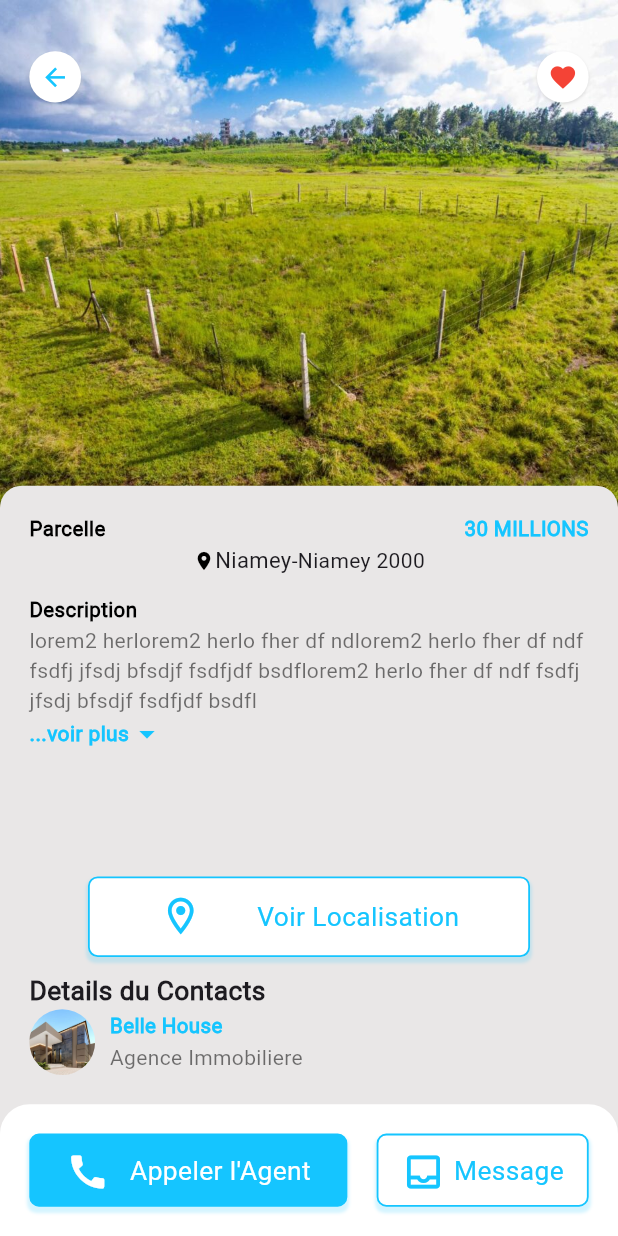
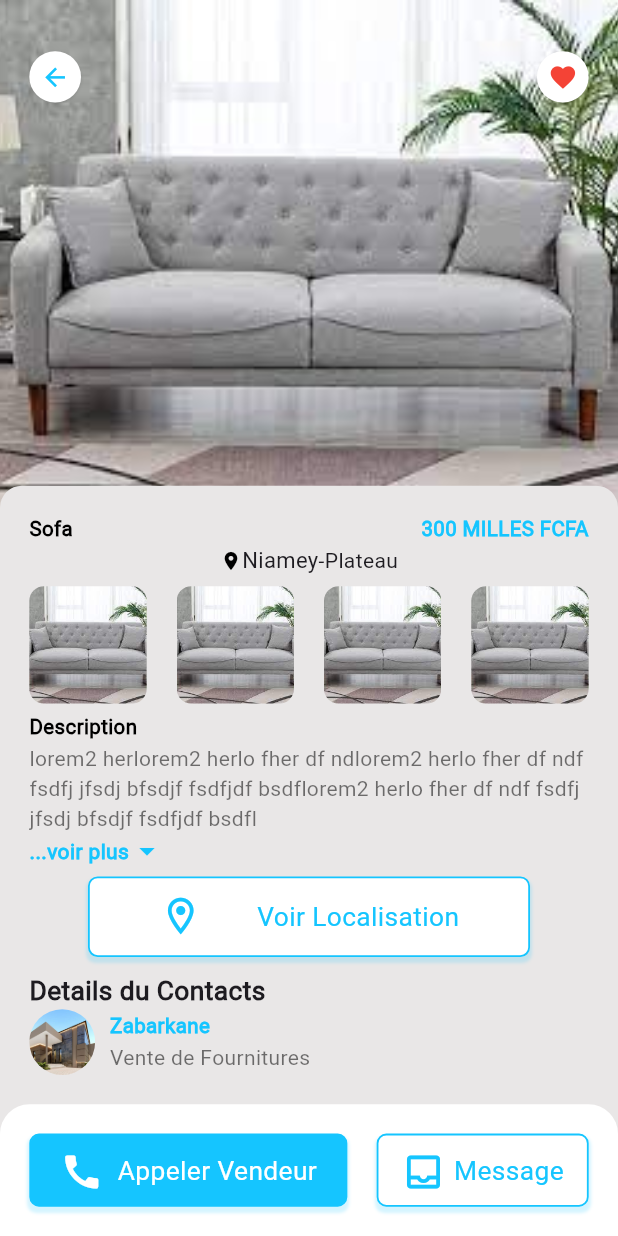
Before and after one commit to GANONTHA/Application_Mobile_Belle_House, a Flutter app: the screen it shows after launch, on a phone screen of 412 x 824 dp. Run offline on Flutter 3.47's test engine with Material 3 defaults, Android fonts, the phone set to English and light mode, and no system bars; our stand-ins replace dots_indicator.

Commit message:
Add MeubleDetails widget and MoreImage widget

```diff
--- a/lib/main.dart
+++ b/lib/main.dart
@@ -1,4 +1,5 @@
 import 'package:belle_house_mobile_app/pages/home/main_property_page.dart';
+import 'package:belle_house_mobile_app/pages/properties/furniture_details.dart';
 import 'package:belle_house_mobile_app/pages/properties/house_details.dart';
 import 'package:belle_house_mobile_app/pages/properties/land_details.dart';
 import 'package:belle_house_mobile_app/utils/dimensions.dart';
@@ -22,7 +23,7 @@ class MyApp extends StatelessWidget {
         colorScheme: ColorScheme.fromSeed(seedColor: Colors.deepPurple),
         useMaterial3: true,
       ),
-      home: const LandDetailState(),
+      home: const MeubleDetails(),
     );
   }
 }
--- /dev/null
+++ b/lib/pages/properties/furniture_details.dart
@@ -0,0 +1,237 @@
+import 'package:belle_house_mobile_app/utils/colors.dart';
+import 'package:belle_house_mobile_app/utils/dimensions.dart';
+import 'package:belle_house_mobile_app/widgets/big_text.dart';
+import 'package:belle_house_mobile_app/widgets/description_text.dart';
+import 'package:belle_house_mobile_app/widgets/icon_component.dart';
+import 'package:belle_house_mobile_app/widgets/more_images.dart';
+import 'package:belle_house_mobile_app/widgets/property_details_call_to_action_container.dart';
+import 'package:belle_house_mobile_app/widgets/property_details_icon.dart';
+import 'package:belle_house_mobile_app/widgets/small_text.dart';
+import 'package:flutter/material.dart';
+
+class MeubleDetails extends StatefulWidget {
+  const MeubleDetails({super.key});
+
+  @override
+  State<MeubleDetails> createState() => _MeubleDetailsState();
+}
+
+class _MeubleDetailsState extends State<MeubleDetails> {
+  @override
+  Widget build(BuildContext context) {
+    return Scaffold(
+      backgroundColor: AppColors.backgroundColor,
+      body: Stack(
+        children: [
+          //image
+          Positioned(
+            left: 0,
+            right: 0,
+            child: Container(
+              width: double.maxFinite,
+              height: Dimension.popularFoodImageHeight,
+              decoration: const BoxDecoration(
+                image: DecorationImage(
+                  image: AssetImage('assets/images/sofa.jpeg'),
+                  fit: BoxFit.cover,
+                ),
+              ),
+            ),
+          ),
+          //back button and like button
+          Positioned(
+            left: Dimension.paddingTwenty,
+            right: Dimension.paddingTwenty,
+            top: Dimension.sizeThirtyFive,
+            child: Row(
+              mainAxisAlignment: MainAxisAlignment.spaceBetween,
+              children: [
+                IconElement(
+                  icon: Icons.arrow_back,
+                  color: AppColors.iconColor1,
+                  size: Dimension.paddingTwenty,
+                  radius: Dimension.paddingTwenty,
+                  bgColor: AppColors.secondaryColor,
+                  height: Dimension.sizeThirtyFive,
+                ),
+                IconElement(
+                  icon: Icons.favorite,
+                  color: Colors.red,
+                  size: Dimension.paddingTwenty,
+                  radius: Dimension.paddingTwenty,
+                  bgColor: AppColors.secondaryColor,
+                  height: Dimension.sizeThirtyFive,
+                )
+              ],
+            ),
+          ),
+          //body container
+          Positioned(
+            left: 0,
+            right: 0,
+            bottom: 0,
+            top: Dimension.popularFoodImageHeight - Dimension.paddingTwenty,
+            child: Container(
+              padding: EdgeInsets.all(Dimension.paddingTwenty),
+              decoration: BoxDecoration(
+                color: AppColors.backgroundColor,
+                borderRadius: BorderRadius.only(
+                  topLeft: Radius.circular(Dimension.sizeFithteen),
+                  topRight: Radius.circular(Dimension.sizeFithteen),
+                ),
+              ),
+              child: Column(
+                  crossAxisAlignment: CrossAxisAlignment.start,
+                  children: [
+                    //price and type
+                    Row(
+                      mainAxisAlignment: MainAxisAlignment.spaceBetween,
+                      children: [
+                        BigText(
+                          text: 'Sofa',
+                          color: Colors.black,
+                          fontSize: Dimension.sizeFourteen,
+                        ),
+                        BigText(
+                          text: '300 MILLES FCFA',
+                          color: AppColors.primaryColor,
+                          fontSize: Dimension.sizeFourteen,
+                        ),
+                      ],
+                    ),
+                    //area and city
+                    Row(
+                      mainAxisAlignment: MainAxisAlignment.center,
+                      children: [
+                        Icon(
+                          Icons.location_on,
+                          color: AppColors.textColor,
+                          size: Dimension.sizeFithteen,
+                        ),
+                        Text(
+                          "Niamey",
+                          style: TextStyle(fontSize: Dimension.sizeFithteen),
+                        ),
+                        const Text('-'),
+                        const Text("Plateau")
+                      ],
+                    ),
+                    SizedBox(height: Dimension.sizeFive),
+                    //more images
+                    const Row(
+                      mainAxisAlignment: MainAxisAlignment.spaceBetween,
+                      children: [
+                        MoreImage(),
+                        MoreImage(),
+                        MoreImage(),
+                        MoreImage(),
+                      ],
+                    ),
+                    SizedBox(height: Dimension.sizeFive),
+                    // Description
+                    BigText(
+                      text: "Description",
+                      color: Colors.black,
+                      fontSize: Dimension.sizeFourteen,
+                    ),
+                    const Expanded(
+                      child: SingleChildScrollView(
+                        child: DescriptionText(
+                            text:
+                                'lorem2 herlorem2 herlo fher df ndlorem2 herlo fher df ndf fsdfj jfsdj bfsdjf fsdfjdf bsdflorem2 herlo fher df ndf fsdfj jfsdj bfsdjf fsdfjdf bsdflorem2 herlo fher df ndf fsdfj jfsdj bfsdjf fsdfjdflorem2 herlo fher df ndf fsdfj jfsdj bfsdjf fsdfjdf bsdflorem2 herlo fher df ndf fsdfj jfsdj bfsdjf fsdfjdf bsdflorem2 herlo fher df ndf fsdfj jfsdj bfsdjf fsdfjdf bsdflorem2 herlo fher df ndf fsdfj jfsdj bfsdjf fsdfjdf bsdflorem2 herlo fher df ndf fsdfj jfsdj bfsdjf fsdfjdf bsdflorem2 herlo fher df ndf fsdfj jfsdj bfsdjf fsdfjdf bsdflorem2 herlo fher df ndf fsdfj jfsdj bfsdjf fsdfjdf bsdf bsdff fsdfj jfsdj bfsdjf fsdfjdf bsdflorem2 herlo fher df ndf fsdfj jfsdj bfsdjf fsdfjdf bsdflorem2 herlo fher df ndf fsdfj jfsdj bfsdjf fsdfjdf bsdflorem2 herlo fher df ndf fsdfj jfsdj bfsdjf fsdfjdf bsdflorem2 herlo fher df ndf fsdfj jfsdj bfsdjf fsdfjdf bsdflo fher df ndf fsdfj jfsdj bfsdjf fsdfjdf bsdf'),
+                      ),
+                    ),
+                    SizedBox(height: Dimension.sizeFive),
+                    //location
+                    Container(
+                      alignment: Alignment.center,
+                      padding: EdgeInsets.only(
+                        left: Dimension.sizeFourthy,
+                        right: Dimension.sizeFourthy,
+                        bottom: Dimension.paddingTen,
+                      ),
+                      child: const CTAContainer(
+                        text: 'Voir Localisation',
+                        icon: Icons.location_on_outlined,
+                        bgColor: AppColors.secondaryColor,
+                        iconColor: AppColors.iconColor1,
+                      ),
+                    ),
+                    //agent
+                    BigText(
+                      text: 'Details du Contacts',
+                      fontSize: Dimension.sizeEighteen,
+                    ),
+                    Row(
+                      children: [
+                        Container(
+                          height: Dimension.sizeFourthyFive,
+                          width: Dimension.sizeFourthyFive,
+                          decoration: BoxDecoration(
+                            borderRadius: BorderRadius.circular(
+                                Dimension.sizeFourthyFive),
+                            image: const DecorationImage(
+                              image: AssetImage('assets/images/house-1.jpg'),
+                              fit: BoxFit.cover,
+                            ),
+                          ),
+                        ),
+                        SizedBox(width: Dimension.paddingTen),
+                        Column(
+                          crossAxisAlignment: CrossAxisAlignment.start,
+                          children: [
+                            BigText(
+                              text: "Zabarkane",
+                              color: AppColors.primaryColor,
+                              fontSize: Dimension.sizeFourteen,
+                            ),
+                            const SmallText(text: 'Vente de Fournitures')
+                          ],
+                        ),
+                      ],
+                    ),
+                  ]),
+            ),
+          )
+        ],
+      ),
+      bottomNavigationBar: Container(
+        height: Dimension.sizeFourthyFive * 2,
+        padding: EdgeInsets.only(
+            left: Dimension.paddingTwenty,
+            right: Dimension.paddingTwenty,
+            top: Dimension.paddingTwenty,
+            bottom: Dimension.paddingTwenty),
+        decoration: BoxDecoration(
+          color: AppColors.secondaryColor,
+          borderRadius: BorderRadius.only(
+            topLeft: Radius.circular(Dimension.paddingTwenty),
+            topRight: Radius.circular(Dimension.paddingTwenty),
+          ),
+        ),
+        child: Row(
+          children: [
+            //call button
+            const Expanded(
+                flex: 3,
+                child: CTAContainer(
+                  icon: Icons.call,
+                  text: "Appeler Vendeur",
+                  bgColor: AppColors.primaryColor,
+                  iconColor: AppColors.secondaryColor,
+                )),
+            SizedBox(width: Dimension.paddingTwenty),
+            const Expanded(
+                flex: 2,
+                child: CTAContainer(
+                  icon: Icons.inbox_outlined,
+                  text: 'Message',
+                  bgColor: AppColors.secondaryColor,
+                  iconColor: AppColors.iconColor1,
+                )),
+          ],
+        ),
+      ),
+    );
+  }
+}
--- /dev/null
+++ b/lib/widgets/more_images.dart
@@ -0,0 +1,18 @@
+import 'package:belle_house_mobile_app/utils/dimensions.dart';
+import 'package:flutter/material.dart';
+
+class MoreImage extends StatelessWidget {
+  const MoreImage({super.key});
+
+  @override
+  Widget build(BuildContext context) {
+    return Container(
+      height: Dimension.iconWidth80,
+      width: Dimension.iconWidth80,
+      decoration: BoxDecoration(
+          borderRadius: BorderRadius.all(Radius.circular(Dimension.paddingTen)),
+          image: const DecorationImage(
+              image: AssetImage('assets/images/sofa.jpeg'), fit: BoxFit.cover)),
+    );
+  }
+}
```
